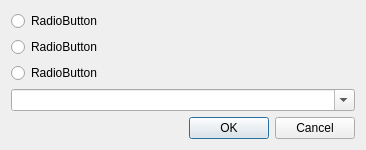
Above: src/CheckoutDialog.ui from soramimi/Guitar before the change. Below: the same form after it.
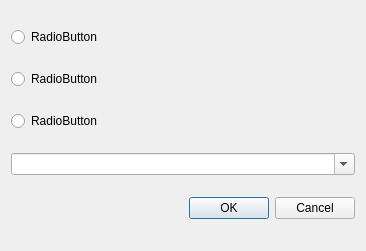
That is the form after the change.

```diff
--- a/src/CheckoutDialog.ui
+++ b/src/CheckoutDialog.ui
@@ -7,7 +7,7 @@
     <x>0</x>
     <y>0</y>
     <width>366</width>
-    <height>135</height>
+    <height>251</height>
    </rect>
   </property>
   <property name="windowTitle">
```
Left out of the diff: 1 changed line with no effect on the pictures.
